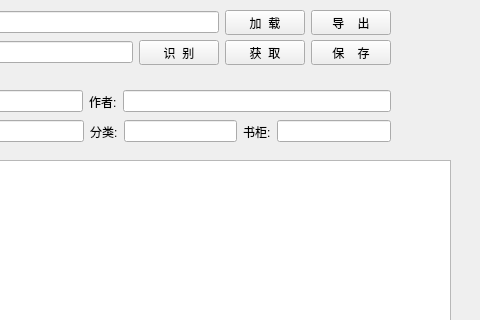
Above: tools/BookList.ui from etony/myPyTool before the change; both pictures show x 320 to 800 and y 0 to 320 of the 800 by 600 pixel window. Below: the same form after it.
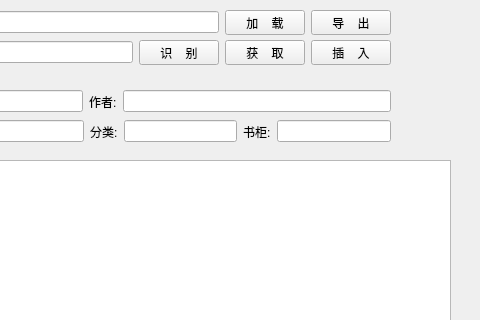
That is the form after the change.

The edit to the form file:
```diff
--- a/tools/BookList.ui
+++ b/tools/BookList.ui
@@ -53,7 +53,7 @@
      <item>
       <widget class="QPushButton" name="pb_load">
        <property name="text">
-        <string>加  载</string>
+        <string>加    载</string>
        </property>
       </widget>
      </item>
@@ -173,21 +173,21 @@
      <item>
       <widget class="QPushButton" name="pb_scan">
        <property name="text">
-        <string>识  别</string>
+        <string>识    别</string>
        </property>
       </widget>
      </item>
      <item>
       <widget class="QPushButton" name="pb_getbookinfo">
        <property name="text">
-        <string>获  取</string>
+        <string>获    取</string>
        </property>
       </widget>
      </item>
      <item>
       <widget class="QPushButton" name="pb_insert">
        <property name="text">
-        <string>保    存</string>
+        <string>插    入</string>
        </property>
       </widget>
      </item>
```
